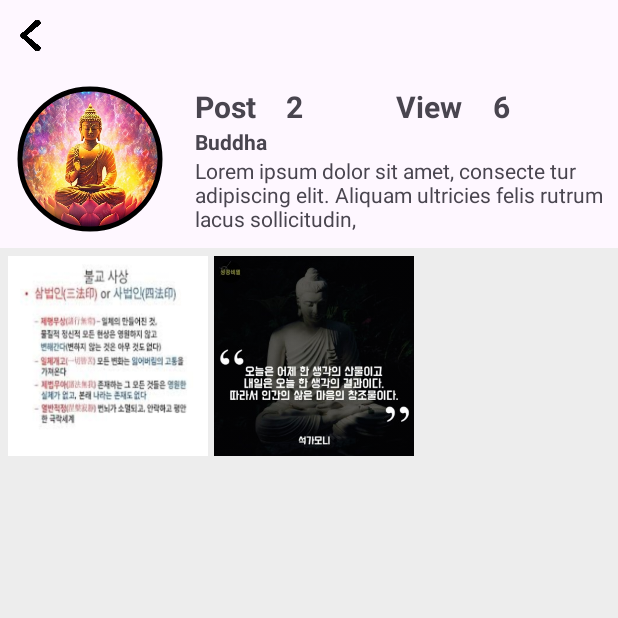
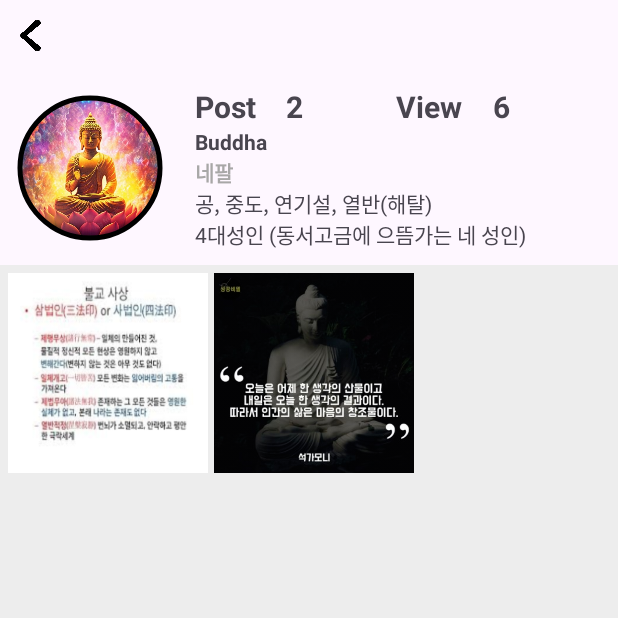
Before and after one commit to Team14SNS/Philogram, an Android app: the screen it shows after launch (DetailActivity), after a tap on an icon or button, on a phone screen of 412 x 824 dp, the top half of it. Run offline under Robolectric (Android 15) with nearby library versions, the phone set to English and light mode, and no system bars.

Commit message:
FEAT: 날짜 순 정렬 기능 추가

```diff
--- a/app/src/main/java/com/example/philogram/DetailActivity.kt
+++ b/app/src/main/java/com/example/philogram/DetailActivity.kt
@@ -2,6 +2,7 @@ package com.example.philogram
 
 import android.content.Intent
 import android.content.res.Configuration
+import android.os.Build
 import android.os.Bundle
 import android.util.DisplayMetrics
 import android.util.Log
@@ -9,6 +10,7 @@ import android.widget.GridLayout
 import android.widget.ImageButton
 import android.widget.ImageView
 import android.widget.TextView
+import androidx.annotation.RequiresApi
 import androidx.appcompat.app.AppCompatActivity
 import com.example.philogram.TestValues.addView
 import com.example.philogram.TestValues.findNameByIndex
@@ -16,9 +18,11 @@ import com.example.philogram.TestValues.findUserFeed
 import com.example.philogram.TestValues.findUserInfo
 import com.example.philogram.TestValues.getViewByIndex
 import com.example.philogram.TestValues.mapUser
+import com.example.philogram.TestValues.sortByDate
 import com.example.philogram.main.MainPostItem
 
 
+@RequiresApi(Build.VERSION_CODES.O)
 class DetailActivity : AppCompatActivity() {
     private var screenWidth: Int = 0
     private var screenHeight: Int = 0
@@ -31,13 +35,15 @@ class DetailActivity : AppCompatActivity() {
         val txtPost = findViewById<TextView>(R.id.txt_post)
         val txtView = findViewById<TextView>(R.id.txt_view)
         val txtEdit = findViewById<TextView>(R.id.txt_edit)
+        val txtNation = findViewById<TextView>(R.id.text_nationality)
+        val txtIntro = findViewById<TextView>(R.id.txt_introduction)
         val btnBack = findViewById<ImageButton>(R.id.btn_back)
 
         val intent = intent
         idx = intent.getStringExtra("idx")!!.toInt()
 
-        if(idx == 5) {
-            mapUser[idx] = UserInfo(UserManager.currentUser!!.name, 0, ArrayList())
+        if (idx == 5) {
+            mapUser[idx] = UserInfo(UserManager.currentUser!!.name, 0, ArrayList(), "한국", "")
             txtEdit.text = "편집"
 
             txtEdit.setOnClickListener {
@@ -60,15 +66,19 @@ class DetailActivity : AppCompatActivity() {
         val user = findUserInfo(idx)
 
         val name = user.name
+
+        // 리스트 값 가져오기...
         val userFeed = user.feed
 
         // 프로필 초기화...
         initProfile(name, userFeed)
 
-        Log.d("진입", userFeed.size.toString())
+        // 인물 정보 설정...
         txtPost.text = userFeed.size.toString()
         addView(idx)
         txtView.text = getViewByIndex(idx).toString()
+        txtNation.text = user.nation
+        txtIntro.text = user.intro
     }
 
     // 가로 세로 전환 시 실행...
@@ -95,7 +105,7 @@ class DetailActivity : AppCompatActivity() {
         photoGridLayout.removeAllViews()
 
         textUserName.text = name
-        if(idx == 5) {
+        if (idx == 5) {
             imgProfile.setImageResource(R.drawable.logo_icon_b)
         } else {
             imgProfile.setImageResource(list[0].imgPostProfile)
--- a/app/src/main/java/com/example/philogram/FeedActivity.kt
+++ b/app/src/main/java/com/example/philogram/FeedActivity.kt
@@ -1,18 +1,23 @@
 package com.example.philogram
 
+import android.os.Build
 import androidx.appcompat.app.AppCompatActivity
 import android.os.Bundle
 import android.widget.ImageButton
 import android.widget.ImageView
 import android.widget.LinearLayout
 import android.widget.TextView
+import androidx.annotation.RequiresApi
 import com.example.philogram.TestValues.findUserInfo
+import com.example.philogram.TestValues.getPostingDate
+import com.example.philogram.TestValues.sortByDate
 
 class FeedActivity : AppCompatActivity() {
     private val linearLayoutPost by lazy {
         findViewById<LinearLayout>(R.id.linearLayout_post)
     }
 
+    @RequiresApi(Build.VERSION_CODES.O)
     override fun onCreate(savedInstanceState: Bundle?) {
         super.onCreate(savedInstanceState)
         setContentView(R.layout.activity_feed)
@@ -24,7 +29,6 @@ class FeedActivity : AppCompatActivity() {
 
         val user = findUserInfo(idx)
 
-
         addPostItem(user)
 
         btnBack.setOnClickListener {
@@ -32,6 +36,7 @@ class FeedActivity : AppCompatActivity() {
         }
     }
 
+    @RequiresApi(Build.VERSION_CODES.O)
     private fun addPostItem(user: UserInfo) {
         for (feed in user.feed) {
             val itemView = layoutInflater.inflate(R.layout.item_main_post, null)
@@ -55,8 +60,15 @@ class FeedActivity : AppCompatActivity() {
                     isHeart = true
                 }
             }
+
+            // 게시글 이미지 설정...
             imgPostPicture.setImageResource(feed.imgPostPicture)
+
+            // 게시글 본문 설정...
             txtPostContent.text = feed.txtPostContent
+
+            // 포스팅 날짜 설정...
+            txtPostDate.text = getPostingDate(feed)
             var isTxtMore = false
             txtPostMore.setOnClickListener {
                 if (isTxtMore) {
--- a/app/src/main/java/com/example/philogram/TestData.kt
+++ b/app/src/main/java/com/example/philogram/TestData.kt
@@ -1,104 +1,163 @@
 package com.example.philogram
 
+import android.os.Build
+import androidx.annotation.RequiresApi
 import com.example.philogram.main.MainPostItem
+import java.time.LocalDateTime
+import java.time.Month
+import java.time.format.DateTimeFormatter
 
+@RequiresApi(Build.VERSION_CODES.O)
 object TestValues {
-    val postItems = listOf(
+
+    var postItems = mutableListOf(
         MainPostItem(
             R.drawable.buddha_profile,
             "Buddha",
             R.drawable.buddha1,
-            "석가모니는 불교의 교조이자 창시자이며, 여러 붓다(부처) 중 하나다. 본명은 고타마 싯타르타. 고타마가 성씨이며 싯타르타가 이름이다."
+            "석가모니는 불교의 교조이자 창시자이며, 여러 붓다(부처) 중 하나다. 본명은 고타마 싯타르타. 고타마가 성씨이며 싯타르타가 이름이다.",
+            LocalDateTime.of(2023, Month.AUGUST, 17, 15, 30),
         ),
         MainPostItem(
             R.drawable.plato_profile,
             "Plato",
             R.drawable.plato1,
-            "플라톤의 연구 분야는 형이상학, 정치학, 윤리학, 인식론 등 서양 철학의 온갖 영역에 걸쳐있으며, 플라톤 이후의 유럽 철학은 \"플라톤에 대한 일련의 각주들\"(화이트헤드)라는 평가까지 있을 정도로 매우 중요한 학자이다"
+            "플라톤의 연구 분야는 형이상학, 정치학, 윤리학, 인식론 등 서양 철학의 온갖 영역에 걸쳐있으며, 플라톤 이후의 유럽 철학은 \"플라톤에 대한 일련의 각주들\"(화이트헤드)라는 평가까지 있을 정도로 매우 중요한 학자이다",
+            LocalDateTime.of(2023, Month.AUGUST, 17, 15, 32),
         ),
         MainPostItem(
             R.drawable.nietzsche_profile,
             "Nietzsche",
             R.drawable.nietzsche1,
-            "특유의 급진적인 사상으로 생철학, 실존주의, 포스트모더니즘 등의 철학에 가장 많은 영향을 미쳤으며, 현대 대륙 철학의 근간을 마련했다."
+            "특유의 급진적인 사상으로 생철학, 실존주의, 포스트모더니즘 등의 철학에 가장 많은 영향을 미쳤으며, 현대 대륙 철학의 근간을 마련했다.",
+            LocalDateTime.of(2023, Month.AUGUST, 17, 15, 31),
         ),
         MainPostItem(
             R.drawable.descartes_profile,
             "Descartes",
             R.drawable.descartes1,
-            "근대 철학의 포문을 연 프랑스의 철학자, 수학자, 과학자. 그는 방법적 회의를 통해 \"나는 생각한다. 고로 존재한다\"는 것이야말로 모든 것을 의심하더라도 더 이상 의심할 수 없는 진리라 확신하고는, 이를 모든 학문의 제1 원리로 정립하였다."
+            "근대 철학의 포문을 연 프랑스의 철학자, 수학자, 과학자. 그는 방법적 회의를 통해 \"나는 생각한다. 고로 존재한다\"는 것이야말로 모든 것을 의심하더라도 더 이상 의심할 수 없는 진리라 확신하고는, 이를 모든 학문의 제1 원리로 정립하였다.",
+            LocalDateTime.of(2023, Month.AUGUST, 17, 16, 30),
         ),
         MainPostItem(
             R.drawable.go_profile,
             "Confucius",
             R.drawable.confucius1,
-            "30대부터 제자 양성을 시작했고, 50대에 이르러 노나라의 중도재(中都宰)를 지냈는데 잘 다스렸다."
+            "30대부터 제자 양성을 시작했고, 50대에 이르러 노나라의 중도재(中都宰)를 지냈는데 잘 다스렸다.",
+            LocalDateTime.of(2023, Month.AUGUST, 18, 15, 30),
         ),
         MainPostItem(
             R.drawable.descartes_profile,
             "Descartes",
             R.drawable.descartes2,
-            "데카르트의 이러한 철학적 방법론은 이후 근대의 수많은 학자들을 자극시켜 자연과학과 수학에 있어서 급격한 발전을 이끌어낸다."
+            "데카르트의 이러한 철학적 방법론은 이후 근대의 수많은 학자들을 자극시켜 자연과학과 수학에 있어서 급격한 발전을 이끌어낸다.",
+            LocalDateTime.of(2023, Month.AUGUST, 17, 10, 30),
         ),
         MainPostItem(
             R.drawable.nietzsche_profile,
             "Nietzsche",
             R.drawable.nietzsche2,
-            "특유의 공격적 비판으로 인해 오인되기도 하지만, 어떤 철학자보다 넓은 사상의 스펙트럼을 가지고 있는 철학자이며 그의 저서는 보는 사람의 시각에 따라 극단적일 정도로 다양하게 해석되고 있다."
+            "특유의 공격적 비판으로 인해 오인되기도 하지만, 어떤 철학자보다 넓은 사상의 스펙트럼을 가지고 있는 철학자이며 그의 저서는 보는 사람의 시각에 따라 극단적일 정도로 다양하게 해석되고 있다.",
+            LocalDateTime.of(2023, Month.AUGUST, 17, 12, 30),
         ),
         MainPostItem(
             R.drawable.plato_profile,
             "Plato",
             R.drawable.plato2,
-            "소크라테스의 제자이자 아카데메이아의 창설자로, 제자인 아리스토텔레스와 함께 고전기 헬라스 철학을 대표하는 학자이다."
+            "소크라테스의 제자이자 아카데메이아의 창설자로, 제자인 아리스토텔레스와 함께 고전기 헬라스 철학을 대표하는 학자이다.",
+            LocalDateTime.of(2023, Month.AUGUST, 17, 15, 10),
         ),
         MainPostItem(
             R.drawable.buddha_profile,
             "Buddha",
             R.drawable.buddha2,
-            "정반왕과 마야부인 사이에서 왕자로 태어났으나, 인간의 삶이 늙고 병들고 죽는 고통으로 이루어져 있다는 것을 인식하고 이를 벗어나고자, 이후 왕세자의 지위를 버리고 출가하여 많은 수행 끝에 '감정이라는 악마'의 유혹을 견뎌내고 보리수 나무 아래에서 깨달음을 얻었다."
+            "정반왕과 마야부인 사이에서 왕자로 태어났으나, 인간의 삶이 늙고 병들고 죽는 고통으로 이루어져 있다는 것을 인식하고 이를 벗어나고자, 이후 왕세자의 지위를 버리고 출가하여 많은 수행 끝에 '감정이라는 악마'의 유혹을 견뎌내고 보리수 나무 아래에서 깨달음을 얻었다.",
+            LocalDateTime.of(2023, Month.AUGUST, 17, 15, 29),
         ),
         MainPostItem(
             R.drawable.go_profile,
             "Confucius",
             R.drawable.confucius2,
-            "공자는 춘추시대 유학(儒學)자이다. 주나라의 예(禮)와 악(樂)을 정리하여 유학의 기초 경전을 정립하였으며,이 예악을 바탕으로 하는 정치 실현을 목표로 수많은 제자들을 가르쳤다. 사실상 유학의 창시자라 볼 수 있다. 노(魯)나라에서 태어나 자랐고, 어려서부터 예(禮)에 밝았다."
+            "공자는 춘추시대 유학(儒學)자이다. 주나라의 예(禮)와 악(樂)을 정리하여 유학의 기초 경전을 정립하였으며,이 예악을 바탕으로 하는 정치 실현을 목표로 수많은 제자들을 가르쳤다. 사실상 유학의 창시자라 볼 수 있다. 노(魯)나라에서 태어나 자랐고, 어려서부터 예(禮)에 밝았다.",
+            LocalDateTime.of(2023, Month.AUGUST, 16, 15, 32),
         ),
         MainPostItem(
             R.drawable.go_profile,
             "Confucius",
             R.drawable.confucius2,
-            "공자는 춘추시대 유학(儒學)자이다. 주나라의 예(禮)와 악(樂)을 정리하여 유학의 기초 경전을 정립하였으며,이 예악을 바탕으로 하는 정치 실현을 목표로 수많은 제자들을 가르쳤다. 사실상 유학의 창시자라 볼 수 있다. 노(魯)나라에서 태어나 자랐고, 어려서부터 예(禮)에 밝았다."
+            "공자는 춘추시대 유학(儒學)자이다. 주나라의 예(禮)와 악(樂)을 정리하여 유학의 기초 경전을 정립하였으며,이 예악을 바탕으로 하는 정치 실현을 목표로 수많은 제자들을 가르쳤다. 사실상 유학의 창시자라 볼 수 있다. 노(魯)나라에서 태어나 자랐고, 어려서부터 예(禮)에 밝았다.",
+            LocalDateTime.of(2023, Month.AUGUST, 16, 15, 31),
         ),
         MainPostItem(
             R.drawable.go_profile,
             "Confucius",
             R.drawable.confucius2,
-            "공자는 춘추시대 유학(儒學)자이다. 주나라의 예(禮)와 악(樂)을 정리하여 유학의 기초 경전을 정립하였으며,이 예악을 바탕으로 하는 정치 실현을 목표로 수많은 제자들을 가르쳤다. 사실상 유학의 창시자라 볼 수 있다. 노(魯)나라에서 태어나 자랐고, 어려서부터 예(禮)에 밝았다."
+            "공자는 춘추시대 유학(儒學)자이다. 주나라의 예(禮)와 악(樂)을 정리하여 유학의 기초 경전을 정립하였으며,이 예악을 바탕으로 하는 정치 실현을 목표로 수많은 제자들을 가르쳤다. 사실상 유학의 창시자라 볼 수 있다. 노(魯)나라에서 태어나 자랐고, 어려서부터 예(禮)에 밝았다.",
+            LocalDateTime.of(2023, Month.APRIL, 17, 15, 30),
         ),
         MainPostItem(
             R.drawable.go_profile,
             "Confucius",
             R.drawable.confucius2,
-            "공자는 춘추시대 유학(儒學)자이다. 주나라의 예(禮)와 악(樂)을 정리하여 유학의 기초 경전을 정립하였으며,이 예악을 바탕으로 하는 정치 실현을 목표로 수많은 제자들을 가르쳤다. 사실상 유학의 창시자라 볼 수 있다. 노(魯)나라에서 태어나 자랐고, 어려서부터 예(禮)에 밝았다."
+            "공자는 춘추시대 유학(儒學)자이다. 주나라의 예(禮)와 악(樂)을 정리하여 유학의 기초 경전을 정립하였으며,이 예악을 바탕으로 하는 정치 실현을 목표로 수많은 제자들을 가르쳤다. 사실상 유학의 창시자라 볼 수 있다. 노(魯)나라에서 태어나 자랐고, 어려서부터 예(禮)에 밝았다.",
+            LocalDateTime.of(2023, Month.FEBRUARY, 17, 15, 30),
         ),
         MainPostItem(
             R.drawable.go_profile,
             "Confucius",
             R.drawable.confucius2,
-            "공자는 춘추시대 유학(儒學)자이다. 주나라의 예(禮)와 악(樂)을 정리하여 유학의 기초 경전을 정립하였으며,이 예악을 바탕으로 하는 정치 실현을 목표로 수많은 제자들을 가르쳤다. 사실상 유학의 창시자라 볼 수 있다. 노(魯)나라에서 태어나 자랐고, 어려서부터 예(禮)에 밝았다."
+            "공자는 춘추시대 유학(儒學)자이다. 주나라의 예(禮)와 악(樂)을 정리하여 유학의 기초 경전을 정립하였으며,이 예악을 바탕으로 하는 정치 실현을 목표로 수많은 제자들을 가르쳤다. 사실상 유학의 창시자라 볼 수 있다. 노(魯)나라에서 태어나 자랐고, 어려서부터 예(禮)에 밝았다.",
+            LocalDateTime.of(2023, Month.MAY, 12, 15, 30),
         ),
     )
 
-    var mapUser = hashMapOf<Int, UserInfo>(
-        0 to UserInfo("Buddha", 5, ArrayList(postItems.filter { it.txtPostUserName == "Buddha" })),
-        1 to UserInfo("Nietzsche", 4, ArrayList(postItems.filter { it.txtPostUserName == "Nietzsche" })),
-        2 to UserInfo("Plato", 3, ArrayList(postItems.filter { it.txtPostUserName == "Plato" })),
-        3 to UserInfo("Descartes", 2, ArrayList(postItems.filter { it.txtPostUserName == "Descartes" })),
-        4 to UserInfo("Confucius", 1, ArrayList(postItems.filter { it.txtPostUserName == "Confucius" })),
+    var mapUser = hashMapOf(
+        0 to UserInfo(
+            "Buddha",
+            5,
+            ArrayList(postItems.filter { it.txtPostUserName == "Buddha" }
+                .sortedByDescending { it.postingDate }),
+            "네팔",
+            "공, 중도, 연기설, 열반(해탈)\n" +
+                    "4대성인 (동서고금에 으뜸가는 네 성인)",
+        ),
+        1 to UserInfo(
+            "Nietzsche",
+            4,
+            ArrayList(postItems.filter { it.txtPostUserName == "Nietzsche" }
+                .sortedByDescending { it.postingDate }),
+            "독일",
+            " 허무주의, 초인, 힘에의 의지, 현대 철학의 경향은 ‘데카르트 죽이기’와 ‘니체 살리기’가 서로 결합된 형태라 할 수 있다."
+        ),
+        2 to UserInfo(
+            "Plato",
+            3,
+            ArrayList(postItems.filter { it.txtPostUserName == "Plato" }
+                .sortedByDescending { it.postingDate }),
+            "그리스",
+            "이데아 , 실재론, 서양 철학의 근본이자 서양 철학은 플라톤 철학의 주석이다. (형이상학의 창시자)"
+        ),
+        3 to UserInfo(
+            "Descartes",
+            2,
+            ArrayList(postItems.filter { it.txtPostUserName == "Descartes" }
+                .sortedByDescending { it.postingDate }),
+            "프랑스",
+            "관념론, 이원론(사유, 연장(존재)) , 근대 철학의 아버지 (데카르트를 기점으로 중세 철학에서 근대 철학으로 넘어왔다.)"
+        ),
+        4 to UserInfo(
+            "Confucius",
+            1,
+            ArrayList(postItems.filter { it.txtPostUserName == "Confucius" }
+                .sortedByDescending { it.postingDate }),
+            "중국",
+            "인, 의, 예, 지, 성선설" +
+                    "\n" +
+                    "4대성인 (동서고금에 으뜸가는 네 성인)"
+        ),
     )
 
-    fun findUserInfo(index:Int) : UserInfo{
+    fun findUserInfo(index: Int): UserInfo {
         return mapUser[index]!!
     }
 
@@ -110,13 +169,30 @@ object TestValues {
         return mapUser[index]!!.name
     }
 
-    fun getViewByIndex(index: Int) : Int{
+    fun getViewByIndex(index: Int): Int {
         return mapUser[index]!!.view
     }
 
-    fun addView(index: Int){
+    fun addView(index: Int) {
         mapUser[index]!!.view++
+    }
+
+    fun getPostingDate(feed: MainPostItem): String {
+        val customFormat = "yyyy년 MM월 dd일 HH시 mm분"
+        val formatter = DateTimeFormatter.ofPattern(customFormat)
+
+        return feed.postingDate.format(formatter)
+    }
+
+    fun sortByDate() {
+        postItems = postItems.sortedByDescending { it.postingDate }.toMutableList()
     }
 }
 
-data class UserInfo(val name:String, var view:Int, var feed:ArrayList<MainPostItem>)
+data class UserInfo(
+    val name: String,
+    var view: Int,
+    var feed: ArrayList<MainPostItem>,
+    val nation: String,
+    val intro: String
+)
--- a/app/src/main/java/com/example/philogram/main/MainActivity.kt
+++ b/app/src/main/java/com/example/philogram/main/MainActivity.kt
@@ -1,18 +1,22 @@
 package com.example.philogram.main
 
 import android.content.Intent
-
+import android.os.Build
 import android.os.Bundle
 import android.widget.ImageView
 import android.widget.LinearLayout
 import android.widget.TextView
+import androidx.annotation.RequiresApi
 import androidx.appcompat.app.AppCompatActivity
 import com.example.philogram.DetailActivity
 import com.example.philogram.LoginActivity
 import com.example.philogram.R
+import com.example.philogram.TestValues
 import com.example.philogram.TestValues.postItems
+import com.example.philogram.TestValues.sortByDate
 import com.example.philogram.UserManager
 
+@RequiresApi(Build.VERSION_CODES.O)
 class MainActivity : AppCompatActivity() {
     private val imgUser by lazy {
         findViewById<ImageView>(R.id.img_user)
@@ -44,7 +48,7 @@ class MainActivity : AppCompatActivity() {
 
     private fun initView() {
         imgUser.setOnClickListener {
-            if(UserManager.currentUser?.name != null) {
+            if (UserManager.currentUser?.name != null) {
                 val intent = Intent(this@MainActivity, DetailActivity::class.java)
                 intent.putExtra("idx", "5")
                 startActivity(intent)
@@ -80,6 +84,7 @@ class MainActivity : AppCompatActivity() {
     }
 
     private fun addPostItem() {
+        sortByDate()
         for (item in postItems) {
             val itemView = layoutInflater.inflate(R.layout.item_main_post, null)
             val imtPostProfile = itemView.findViewById<ImageView>(R.id.img_post_profile)
@@ -94,7 +99,7 @@ class MainActivity : AppCompatActivity() {
             txtPostUserName.text = item.txtPostUserName
             var isHeart = false
             imgPostHeart.setOnClickListener {
-                if(isHeart) {
+                if (isHeart) {
                     imgPostHeart.setImageResource(R.drawable.ic_empty_heart)
                     isHeart = false
                 } else {
@@ -104,9 +109,13 @@ class MainActivity : AppCompatActivity() {
             }
             imgPostPicture.setImageResource(item.imgPostPicture)
             txtPostContent.text = item.txtPostContent
+
+            // 포스팅 날짜 설정...
+            txtPostDate.text = TestValues.getPostingDate(item)
+
             var isTxtMore = false
             txtPostMore.setOnClickListener {
-                if(isTxtMore) {
+                if (isTxtMore) {
                     txtPostContent.maxLines = 1
                     txtPostMore.text = "더보기"
                     isTxtMore = false
--- a/app/src/main/java/com/example/philogram/main/MainPostItem.kt
+++ b/app/src/main/java/com/example/philogram/main/MainPostItem.kt
@@ -1,8 +1,11 @@
 package com.example.philogram.main
+
+import java.time.LocalDateTime
 
 data class MainPostItem(
     val imgPostProfile: Int,
     val txtPostUserName: String,
     val imgPostPicture: Int,
-    val txtPostContent: String
+    val txtPostContent: String,
+    val postingDate: LocalDateTime
 )
--- a/app/src/main/res/layout/activity_detail.xml
+++ b/app/src/main/res/layout/activity_detail.xml
@@ -113,8 +113,17 @@
                 android:text="UserName"
                 android:textStyle="bold" />
 
+            <TextView
+                android:id="@+id/text_nationality"
+                android:layout_width="wrap_content"
+                android:layout_height="wrap_content"
+                android:text="text_nationality"
+                android:textStyle="bold"
+                android:textColor="@color/gray"/>
+
 
             <TextView
+                android:id="@+id/txt_introduction"
                 android:layout_width="wrap_content"
                 android:layout_height="wrap_content"
                 android:text="Lorem ipsum dolor sit amet, consecte tur adipiscing elit. Aliquam ultricies felis rutrum lacus sollicitudin," />
```
